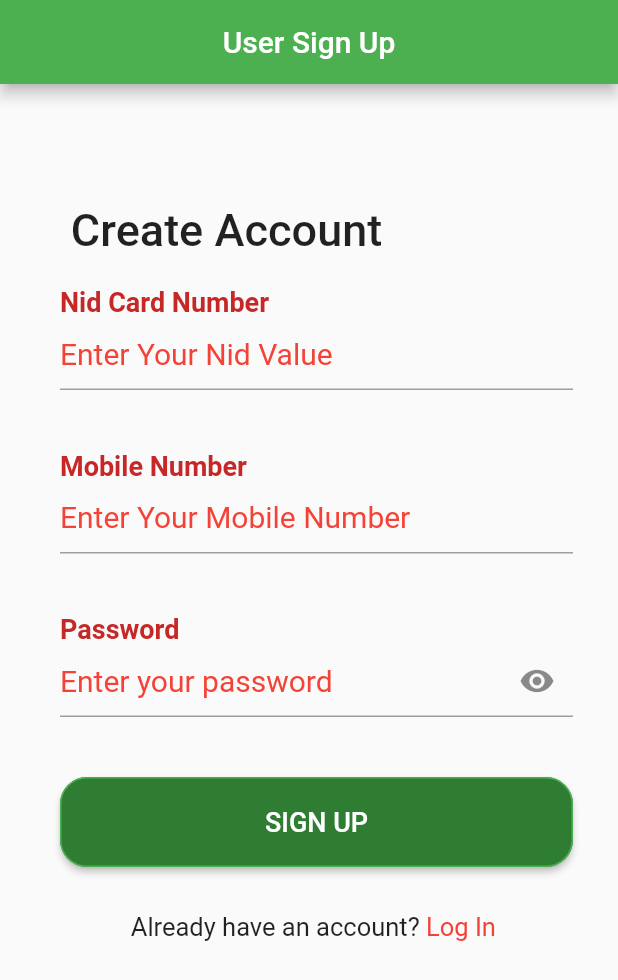
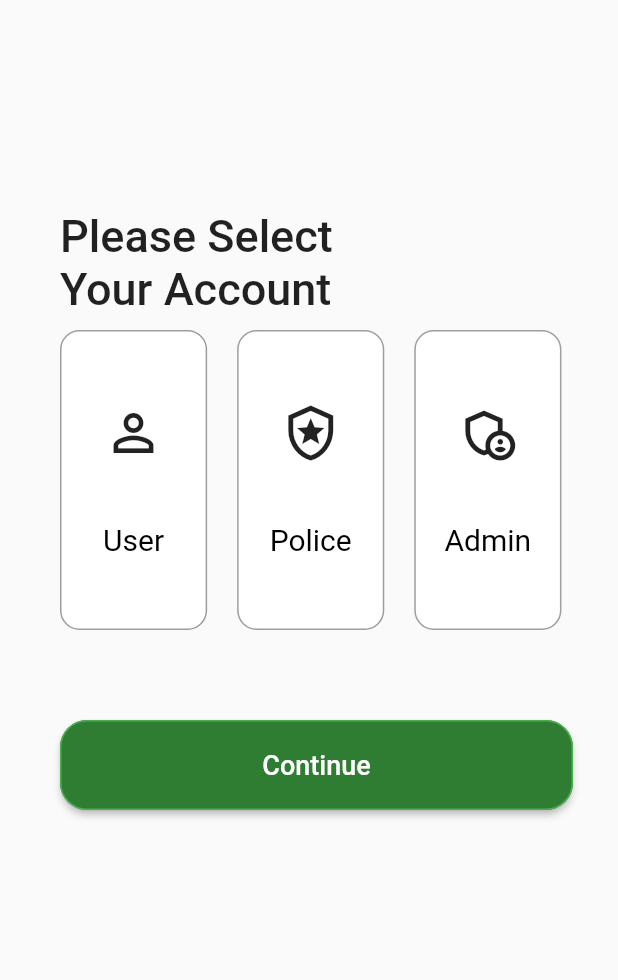
Before and after one commit to samuchakraborty/Traffice-License-Vehicle-Information-System, a Flutter app: the screen it shows after launch, on a phone screen of 412 x 824 dp. Shown: the top 980 px of the screen. Run offline on Flutter 3.47's test engine with Material 2 defaults, Android fonts, the phone set to English and light mode, and no system bars; our stand-ins replace dio, flutter_riverpod, fluttertoast, image_picker; missing offline and left inert: flutter_sslcommerz, multiselect_formfield; Roboto replaces fonts that are missing (Poppins).

Commit message:
user complete

```diff
--- a/lib/user/screens/user_sign_up.dart
+++ b/lib/auth/sign_up.dart
@@ -1,16 +1,20 @@
 import 'package:flutter/material.dart';
-import 'package:traffice_information_system/user/screens/user_sign_in.dart';
+import 'package:traffice_information_system/auth/sign_in.dart';
 import 'package:traffice_information_system/widgets/custom_button.dart';
 import 'package:traffice_information_system/widgets/custom_text_field.dart';
 
-import '../../constants.dart';
+import '../constants.dart';
 
-class UserSignUpPage extends StatefulWidget {
+class SignUp extends StatefulWidget {
+  final bool isUser;
+
+  SignUp({required this.isUser});
+
   @override
-  _UserSignUpPageState createState() => _UserSignUpPageState();
+  _SignUpState createState() => _SignUpState();
 }
 
-class _UserSignUpPageState extends State<UserSignUpPage> {
+class _SignUpState extends State<SignUp> {
   bool _secureText = true;
 
   @override
@@ -18,7 +22,7 @@ class _UserSignUpPageState extends State<UserSignUpPage> {
     return SafeArea(
       child: Scaffold(
         appBar: AppBar(
-          title: Text('User Sign Up'),
+          title: widget.isUser ? Text('User Sign Up') : Text('Police Sign Up'),
           centerTitle: true,
         ),
         body: Container(
@@ -93,12 +97,13 @@ class _UserSignUpPageState extends State<UserSignUpPage> {
               ),
               GestureDetector(
                 onTap: () {
-                  Navigator.push(
-                    context,
-                    MaterialPageRoute(
-                      builder: (context) => UserLogIn(),
-                    ),
-                  );
+                  Navigator.pop(context);
+                  // Navigator.push(
+                  //   context,
+                  //   MaterialPageRoute(
+                  //     builder: (context) => SignIn(),
+                  //   ),
+                  // );
                 },
                 child: Row(
                   mainAxisAlignment: MainAxisAlignment.center,
--- a/lib/main.dart
+++ b/lib/main.dart
@@ -2,9 +2,10 @@ import 'dart:io';
 
 import 'package:flutter/material.dart';
 import 'package:flutter_riverpod/flutter_riverpod.dart';
-import 'package:traffice_information_system/user/screens/user_sign_in.dart';
+import 'package:traffice_information_system/auth/sign_in.dart';
+import 'package:traffice_information_system/user_police_admin.dart';
 
-import 'user/screens/user_sign_up.dart';
+import 'auth/sign_up.dart';
 
 void main() {
   HttpOverrides.global = new MyHttpOverrides();
@@ -21,7 +22,7 @@ class MyApp extends StatelessWidget {
       theme: ThemeData(
         primarySwatch: Colors.green,
       ),
-      home: UserSignUpPage(),
+      home: UserOrPoliceOrAdmin(),
     );
   }
 }
--- a/lib/user/screens/user_sign_in.dart
+++ /dev/null
@@ -1,156 +0,0 @@
-import 'package:dio/dio.dart';
-import 'package:flutter/material.dart';
-import 'package:traffice_information_system/constants.dart';
-import 'package:traffice_information_system/user/screens/user_home_page.dart';
-import 'package:traffice_information_system/user/services/user_services.dart';
-import 'package:traffice_information_system/widgets/custom_button.dart';
-import 'package:traffice_information_system/widgets/custom_text_field.dart';
-
-class UserLogIn extends StatefulWidget {
-  @override
-  _UserLogInState createState() => _UserLogInState();
-}
-
-class _UserLogInState extends State<UserLogIn> {
-  bool _secureText = true;
-  final _formKey = GlobalKey<FormState>();
-  late String mobile, password;
-
-  @override
-  Widget build(BuildContext context) {
-    return SafeArea(
-      child: Scaffold(
-        appBar: AppBar(
-          title: Text('User Login'),
-          centerTitle: true,
-        ),
-        body: ListView(
-          shrinkWrap: true,
-          children: [
-            SingleChildScrollView(
-              physics: const NeverScrollableScrollPhysics(),
-              child: Container(
-                margin: EdgeInsets.only(top: 80, left: 40, right: 30),
-                padding: EdgeInsets.only(
-                    bottom: MediaQuery.of(context).viewInsets.bottom),
-                child: Form(
-                  key: _formKey,
-                  child: Column(
-                    children: [
-                      Container(
-                        alignment: Alignment.topCenter,
-                        margin: EdgeInsets.only(right: 120),
-                        child: Center(
-                          child: Text(
-                            "Log In",
-                            style: h1TextStyle,
-                            maxLines: 2,
-                          ),
-                        ),
-                      ),
-                      SizedBox(
-                        height: 40,
-                      ),
-                      CustomTextField(
-                        labelName: 'Mobile',
-                        hintTextName: 'Enter Your mobile Number',
-                        textInputType: TextInputType.number,
-                        onChangedFunction: (value) {
-                          mobile = value;
-                        },
-                        validateFunction: (value) {
-                          if (value == null || value.isEmpty) {
-                            return 'Please Enter Your Flat No';
-                          }
-                        },
-                      ),
-                      SizedBox(
-                        height: 40,
-                      ),
-                      CustomTextField(
-                        labelName: 'Password',
-                        hintTextName: 'enter your password',
-                        textInputType: TextInputType.visiblePassword,
-                        obscureTextTy: _secureText,
-                        validateFunction: (value) {
-                          if (value == null || value.isEmpty) {
-                            return 'Please Enter Your Flat No';
-                          }
-                        },
-                        onChangedFunction: (value) {
-                          //print(value);
-                          password = value;
-                        },
-                        icon: _secureText
-                            ? Icons.remove_red_eye
-                            : Icons.remove_red_eye_outlined,
-                        onPressed: () {
-                          setState(() {
-                            _secureText = !_secureText;
-                          });
-                        },
-                      ),
-                      SizedBox(
-                        height: 40,
-                      ),
-                      CustomButton(
-                        buttonName: 'LOG IN',
-                        onPressed: () {
-                          if (_formKey.currentState!.validate()) {
-                            FormData formData = FormData.fromMap({'mobile': mobile, 'password': password});
-                            Map<String, String> data =  {'mobile': mobile, 'password': password};
-                            NetworkHelper().login(data: data)
-                                .then(
-                                  (value) => Navigator.push(
-                                    context,
-                                    MaterialPageRoute(
-                                      builder: (context) => UserHomePage(
-                                          nidValue: value.toString()),
-                                    ),
-                                  ),
-                                );
-
-                          }
-                        },
-                      ),
-                    ],
-                  ),
-                ),
-              ),
-            ),
-            SizedBox(
-              height: 30,
-            ),
-            Align(
-              alignment: FractionalOffset.bottomCenter,
-              child: GestureDetector(
-                onTap: () {
-                  Navigator.pop(context);
-                },
-                child: Row(
-                  mainAxisAlignment: MainAxisAlignment.center,
-                  children: [
-                    Text(
-                      "Don't have an account? ",
-                      style: TextStyle(fontSize: 17, fontFamily: 'Poppins'),
-                    ),
-                    Text(
-                      "Sign up ",
-                      style: TextStyle(
-                          fontSize: 17,
-                          color: Colors.red,
-                          fontFamily: 'Poppins'),
-                    ),
-                  ],
-                ),
-              ),
-            ),
-            SizedBox(
-              height: 30,
-            ),
-          ],
-        ),
-      ),
-    );
-  }
-}
--- /dev/null
+++ b/lib/user_police_admin.dart
@@ -0,0 +1,173 @@
+import 'package:flutter/material.dart';
+import 'package:traffice_information_system/auth/sign_in.dart';
+import 'package:traffice_information_system/widgets/check_type_of_user.dart';
+import 'package:traffice_information_system/widgets/custom_button.dart';
+
+import 'constants.dart';
+
+class UserOrPoliceOrAdmin extends StatefulWidget {
+  @override
+  _UserOrPoliceOrAdminState createState() => _UserOrPoliceOrAdminState();
+}
+
+enum PROFILE { USER, POLICE, ADMIN }
+
+class _UserOrPoliceOrAdminState extends State<UserOrPoliceOrAdmin> {
+  PROFILE? selectedProfile;
+
+  @override
+  Widget build(BuildContext context) {
+    return Scaffold(
+      body: Container(
+        margin: EdgeInsets.only(top: 140, left: 40, right: 30),
+        height: MediaQuery.of(context).size.height,
+        child: ListView(
+          children: [
+            Container(
+              alignment: Alignment.topCenter,
+              margin: EdgeInsets.only(right: 120),
+              child: Center(
+                child: Text(
+                  "Please Select Your Account Type",
+                  style: h1TextStyle,
+                  maxLines: 2,
+                ),
+              ),
+            ),
+            SizedBox(
+              height: 10,
+            ),
+            Row(
+              children: [
+                GestureDetector(
+                  onTap: () {
+                    setState(() {
+                      selectedProfile = PROFILE.USER;
+                    });
+                  },
+                  child: CustomSellerBuyer(
+                    containerHeight: 200,
+                    containerWidth: MediaQuery.of(context).size.width / 4.2,
+                    textColor: selectedProfile == PROFILE.USER
+                        ? Colors.white
+                        : Colors.black,
+                    borderColor: Colors.grey,
+                    icon: Icons.person_outline_outlined,
+                    backgroundColor: selectedProfile == PROFILE.USER
+                        ? Colors.indigoAccent
+                        : Colors.white,
+                    textName: 'User',
+                  ),
+                ),
+                SizedBox(
+                  width: 20,
+                ),
+                GestureDetector(
+                  onTap: () {
+                    setState(() {
+                      selectedProfile = PROFILE.POLICE;
+                    });
+                  },
+                  child: CustomSellerBuyer(
+                    containerHeight: 200,
+                    containerWidth: MediaQuery.of(context).size.width / 4.2,
+                    textColor: selectedProfile == PROFILE.POLICE
+                        ? Colors.white
+                        : Colors.black,
+                    borderColor: Colors.grey,
+                    icon: Icons.local_police_outlined,
+                    backgroundColor: selectedProfile == PROFILE.POLICE
+                        ? Colors.indigoAccent
+                        : Colors.white,
+                    textName: 'Police',
+                  ),
+                ),
+                SizedBox(
+                  width: 20,
+                ),
+                GestureDetector(
+                  onTap: () {
+                    setState(() {
+                      selectedProfile = PROFILE.ADMIN;
+                    });
+                  },
+                  child: CustomSellerBuyer(
+                    containerHeight: 200,
+                    containerWidth: MediaQuery.of(context).size.width / 4.2,
+                    textColor: selectedProfile == PROFILE.ADMIN
+                        ? Colors.white
+                        : Colors.black,
+                    borderColor: Colors.grey,
+                    icon: Icons.admin_panel_settings_outlined,
+                    backgroundColor: selectedProfile == PROFILE.ADMIN
+                        ? Colors.indigoAccent
+                        : Colors.white,
+                    textName: 'Admin',
+                  ),
+                ),
+              ],
+            ),
+            SizedBox(
+              height: 60,
+            ),
+            CustomButton(
+              buttonName: 'Continue',
+              onPressed: () {
+                switch (selectedProfile!) {
+                  case PROFILE.USER:
+                    Navigator.push(
+                      context,
+                      MaterialPageRoute(
+                        builder: (context) => SignIn(
+                          isAdmin: false,
+                          isPolice: false,
+                          isUser: true,
+
+
+                        ),
+                      ),
+                    );
+                    break;
+                  case PROFILE.POLICE:
+                    print('hello police');
+                    Navigator.push(
+                      context,
+                      MaterialPageRoute(
+                        builder: (context) => SignIn(
+                          isAdmin: false,
+                          isPolice: true,
+                          isUser: false,
+
+
+                        ),
+                      ),
+                    );
+                    break;
+
+                  case PROFILE.ADMIN:
+                    print('hello admin');
+                    Navigator.push(
+                      context,
+                      MaterialPageRoute(
+                        builder: (context) => SignIn(
+                          isAdmin: true,
+                          isPolice: false,
+                          isUser: false,
+
+
+                        ),
+                      ),
+                    );
+                    break;
+                }
+
+                // Navigator.push(
+                //     context, MaterialPageRoute(builder: (context) => SignUp()));
+              },
+            )
+          ],
+        ),
+      ),
+    );
+  }
+}
--- /dev/null
+++ b/lib/widgets/check_type_of_user.dart
@@ -0,0 +1,50 @@
+import 'package:flutter/material.dart';
+
+
+
+class CustomSellerBuyer extends StatelessWidget {
+
+  CustomSellerBuyer({required this.containerWidth,required this.borderColor,required this.containerHeight,
+    required this.textColor ,
+    required this.textName,
+    this.backgroundColor= Colors.white,
+    required this.icon});
+  final double containerWidth;
+  final double containerHeight;
+  final Color borderColor;
+  final IconData icon;
+  final Color textColor;
+  final String textName;
+  final Color backgroundColor;
+
+
+  @override
+  Widget build(BuildContext context) {
+    return Container(
+      width: containerWidth,
+      height: containerHeight,
+      decoration: BoxDecoration(
+        color: backgroundColor,
+        border: Border.all(color: borderColor, width: 1),
+        borderRadius: BorderRadius.circular(13),
+      ),
+      child: Column(
+        mainAxisAlignment: MainAxisAlignment.center,
+        children: [
+          Icon(
+            icon,
+            size: 40,
+          ),
+             SizedBox(height: 40,),
+          Text(
+            textName,
+            style: TextStyle(
+                color: textColor,
+                fontSize: 20,
+                fontFamily: 'Poppins'),
+          ),
+        ],
+      ),
+    );
+  }
+}
```
Also changed, not shown: lib/auth/sign_in.dart (added, +214 -0 lines), lib/user/screens/ssl_comerz.dart (+19 -18 lines), lib/user/services/user_services.dart (+11 -14 lines).
